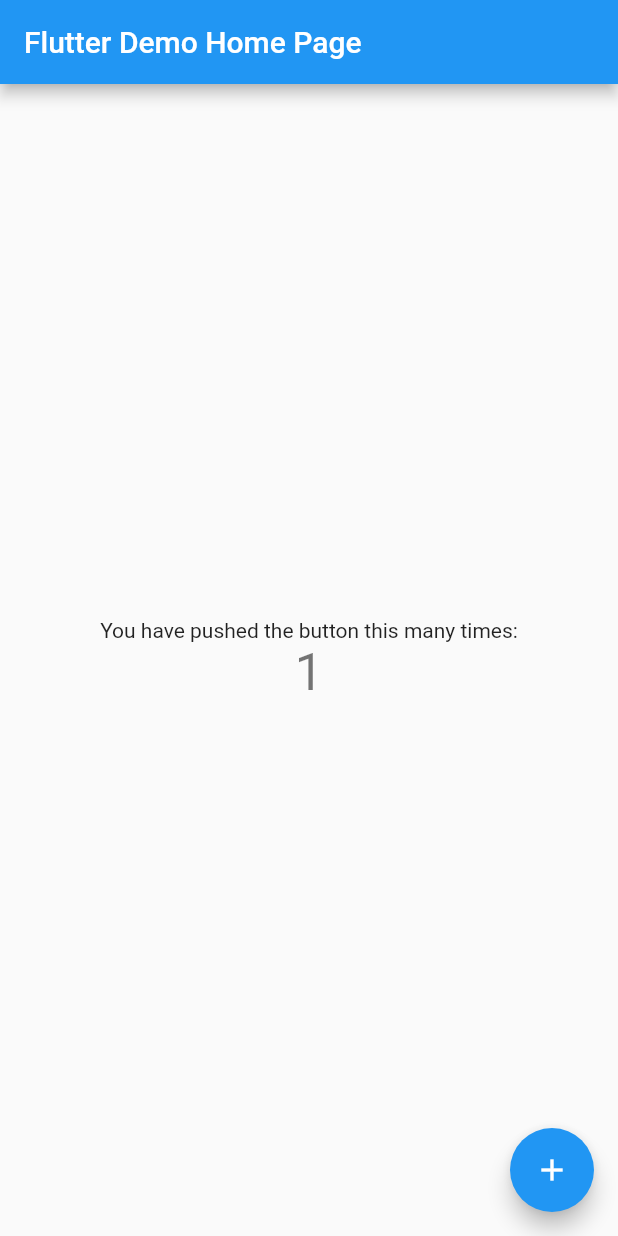
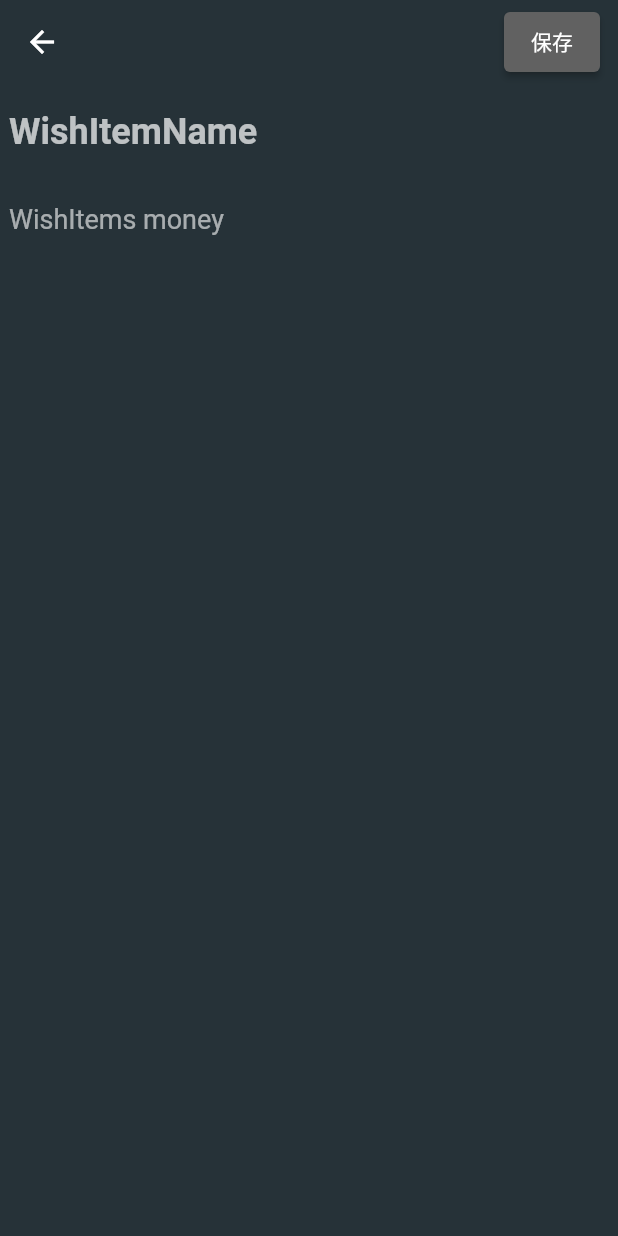
Before and after one commit to HotokeStance/wish-lists, a Flutter app: the screen it shows after launch, after a tap on the "add" icon, on a phone screen of 412 x 824 dp. Run offline on Flutter 3.47's test engine with Material 2 defaults, Android fonts, the phone set to English and light mode, and no system bars; our stand-ins replace sqflite; accounts and stored records are empty.

Commit message:
feat: 一旦完成

```diff
--- a/flutter_wish_lists/lib/main.dart
+++ b/flutter_wish_lists/lib/main.dart
@@ -1,4 +1,6 @@
 import 'package:flutter/material.dart';
+
+import 'src/wishList.dart';
 
 void main() {
   runApp(MyApp());
@@ -9,105 +11,17 @@ class MyApp extends StatelessWidget {
   @override
   Widget build(BuildContext context) {
     return MaterialApp(
-      title: 'Flutter Demo',
+      title: 'Wish List',
+      themeMode: ThemeMode.dark,
       theme: ThemeData(
-        // This is the theme of your application.
-        //
-        // Try running your application with "flutter run". You'll see the
-        // application has a blue toolbar. Then, without quitting the app, try
-        // changing the primarySwatch below to Colors.green and then invoke
-        // "hot reload" (press "r" in the console where you ran "flutter run",
-        // or simply save your changes to "hot reload" in a Flutter IDE).
-        // Notice that the counter didn't reset back to zero; the application
-        // is not restarted.
-        primarySwatch: Colors.blue,
+        primaryColor: Colors.black,
+        scaffoldBackgroundColor: Colors.blueGrey.shade900,
+        appBarTheme: AppBarTheme(
+          backgroundColor: Colors.transparent,
+          elevation: 0,
+        ),
       ),
-      home: MyHomePage(title: 'Flutter Demo Home Page'),
+      home: WishList(),
     );
   }
 }
-
-class MyHomePage extends StatefulWidget {
-  MyHomePage({Key key, this.title}) : super(key: key);
-
-  // This widget is the home page of your application. It is stateful, meaning
-  // that it has a State object (defined below) that contains fields that affect
-  // how it looks.
-
-  // This class is the configuration for the state. It holds the values (in this
-  // case the title) provided by the parent (in this case the App widget) and
-  // used by the build method of the State. Fields in a Widget subclass are
-  // always marked "final".
-
-  final String title;
-
-  @override
-  _MyHomePageState createState() => _MyHomePageState();
-}
-
-class _MyHomePageState extends State<MyHomePage> {
-  int _counter = 0;
-
-  void _incrementCounter() {
-    setState(() {
-      // This call to setState tells the Flutter framework that something has
-      // changed in this State, which causes it to rerun the build method below
-      // so that the display can reflect the updated values. If we changed
-      // _counter without calling setState(), then the build method would not be
-      // called again, and so nothing would appear to happen.
-      _counter++;
-    });
-  }
-
-  @override
-  Widget build(BuildContext context) {
-    // This method is rerun every time setState is called, for instance as done
-    // by the _incrementCounter method above.
-    //
-    // The Flutter framework has been optimized to make rerunning build methods
-    // fast, so that you can just rebuild anything that needs updating rather
-    // than having to individually change instances of widgets.
-    return Scaffold(
-      appBar: AppBar(
-        // Here we take the value from the MyHomePage object that was created by
-        // the App.build method, and use it to set our appbar title.
-        title: Text(widget.title),
-      ),
-      body: Center(
-        // Center is a layout widget. It takes a single child and positions it
-        // in the middle of the parent.
-        child: Column(
-          // Column is also a layout widget. It takes a list of children and
-          // arranges them vertically. By default, it sizes itself to fit its
-          // children horizontally, and tries to be as tall as its parent.
-          //
-          // Invoke "debug painting" (press "p" in the console, choose the
-          // "Toggle Debug Paint" action from the Flutter Inspector in Android
-          // Studio, or the "Toggle Debug Paint" command in Visual Studio Code)
-          // to see the wireframe for each widget.
-          //
-          // Column has various properties to control how it sizes itself and
-          // how it positions its children. Here we use mainAxisAlignment to
-          // center the children vertically; the main axis here is the vertical
-          // axis because Columns are vertical (the cross axis would be
-          // horizontal).
-          mainAxisAlignment: MainAxisAlignment.center,
-          children: <Widget>[
-            Text(
-              'You have pushed the button this many times:',
-            ),
-            Text(
-              '$_counter',
-              style: Theme.of(context).textTheme.headline4,
-            ),
-          ],
-        ),
-      ),
-      floatingActionButton: FloatingActionButton(
-        onPressed: _incrementCounter,
-        tooltip: 'Increment',
-        child: Icon(Icons.add),
-      ), // This trailing comma makes auto-formatting nicer for build methods.
-    );
-  }
-}
--- /dev/null
+++ b/flutter_wish_lists/lib/src/db/wish_item_database.dart
@@ -0,0 +1,98 @@
+import 'dart:io';
+import 'package:path/path.dart';
+import 'package:sqflite/sqflite.dart';
+import 'package:sqflite/sqlite_api.dart';
+import 'package:flutter_wish_lists/src/model/wish_item_model.dart';
+
+class WishItemsDatabase {
+  // privateなコンストラクタ
+  static final WishItemsDatabase instance = WishItemsDatabase._init();
+
+  static Database? _database;
+
+  WishItemsDatabase._init();
+
+  Future<Database> get database async {
+    if (_database != null)
+      return _database!;
+
+    // DBがなかったら作成する
+    _database = await initDB("WishItemsDB.db");
+    return _database!;
+  }
+
+  Future<Database> initDB(String filePath) async {
+    final dbPath = await getDatabasesPath();
+    final path = join(dbPath, filePath);
+    return await openDatabase(path, version: 1, onCreate: _createTable);
+  }
+
+  Future _createTable(Database db, int version) async {
+    final idType = 'INTEGER PRIMARY KEY AUTOINCREMENT';
+    final wishItemNameType = 'TEXT NOT NULL';
+    final moneyType = 'TEXT NOT NULL';
+
+    await db.execute('''
+      CREATE TABLE $tableWishItems (
+        ${WishItemFields.id} $idType,
+        ${WishItemFields.wishItemName} $wishItemNameType,
+        ${WishItemFields.money} $moneyType
+      )
+    ''');
+  }
+
+  // CRUD関数
+  Future<WishItem> createWishItem(WishItem wishItem) async {
+    final db = await instance.database;
+    final id = await db.insert(tableWishItems, wishItem.toJson());
+    return wishItem.copy(id: id);
+  }
+
+  Future<List<WishItem>> getAllWishItems() async {
+    final db = await instance.database;
+    final result = await db.query(tableWishItems);
+    return result.map((json) => WishItem.fromJson(json)).toList();
+  }
+
+  Future<WishItem> getWishItem(int id) async {
+    final db = await instance.database;
+    final maps = await db.query(
+      tableWishItems,
+      columns: WishItemFields.values,
+      where: '${WishItemFields.id} = ?',
+      whereArgs: [id],
+    );
+
+    if (maps.isNotEmpty) {
+      return WishItem.fromJson(maps.first);
+    } else {
+      throw Exception('ID $id not fount');
+    }
+  }
+
+  Future<int> updateWishItem(WishItem wishItem) async {
+    final db = await instance.database;
+
+    return db.update(
+      tableWishItems,
+      wishItem.toJson(),
+      where: '${WishItemFields.id} = ?',
+      whereArgs: [wishItem.id],
+    );
+  }
+
+  Future<int> deleteWishItem(int id) async {
+    final db = await instance.database;
+
+    return await db.delete(
+        tableWishItems,
+        where: '${WishItemFields.id} = ?',
+        whereArgs: [id]
+    );
+  }
+
+  Future close() async {
+    final db = await instance.database;
+    db.close();
+  }
+}
--- /dev/null
+++ b/flutter_wish_lists/lib/src/model/wish_item_model.dart
@@ -0,0 +1,45 @@
+import 'package:flutter/foundation.dart';
+
+final String tableWishItems = 'WishItemsTable';
+
+class WishItemFields {
+  static final List<String> values = [
+    id,
+    wishItemName,
+    money,
+  ];
+
+  static final String id = '_id';
+  static final String wishItemName = '_wishItemName';
+  static final String money = '_money';
+}
+
+class WishItem {
+  final int? id;
+  final String wishItemName;
+  final String money;
+
+  const WishItem({
+    this.id,
+    required this.wishItemName,
+    required this.money,
+  });
+
+  WishItem copy({
+    int? id,
+    String? wishItemName,
+    String? money,
+  }) => WishItem(id: id ?? this.id, wishItemName: wishItemName ?? this.wishItemName, money: money ?? this.money);
+
+  static WishItem fromJson(Map<String, Object?> json) => WishItem(
+      id: json[WishItemFields.id] as int?,
+      wishItemName: json[WishItemFields.wishItemName] as String,
+      money: json[WishItemFields.money] as String,
+  );
+
+  Map<String, Object?> toJson() => {
+    WishItemFields.id: id,
+    WishItemFields.wishItemName: wishItemName,
+    WishItemFields.money: money,
+  };
+}
--- /dev/null
+++ b/flutter_wish_lists/lib/src/page/input_item_edit_page.dart
@@ -0,0 +1,98 @@
+import 'package:flutter/material.dart';
+import 'package:flutter_wish_lists/src/db/wish_item_database.dart';
+import 'package:flutter_wish_lists/src/model/wish_item_model.dart';
+import 'package:flutter_wish_lists/src/widget/wish_item_form_widget.dart';
+
+// 追加、削除ページ
+class InputItemEditPage extends StatefulWidget {
+  final WishItem? wishItem;
+
+  const InputItemEditPage({
+    Key? key,
+    this.wishItem,
+  }) : super(key: key);
+
+  @override
+  _InputItemState createState() => _InputItemState();
+}
+
+class _InputItemState extends State<InputItemEditPage> {
+  final _formKey = GlobalKey<FormState>();
+  late String wishItemName;
+  late String money;
+
+  @override
+  void initState() {
+    super.initState();
+
+    wishItemName = widget.wishItem?.wishItemName ?? '';
+    money = widget.wishItem?.money ?? '';
+  }
+
+  @override
+  Widget build(BuildContext context) => Scaffold(
+      appBar: AppBar(
+        actions: [buildButton()],
+      ),
+      body: Form(
+        key: _formKey,
+        child: WishItemFormWidget(
+          wishItemName: wishItemName,
+          money: money,
+          onChangedWishItemName: (wishItemName) => setState(() => this.wishItemName = wishItemName),
+          onChangedMoney: (money) => setState(() => this.money = money),
+        ),
+      )
+  );
+
+  Widget buildButton() {
+    final isFormValid = wishItemName.isNotEmpty && money.isNotEmpty;
+
+    return Padding(
+      padding: EdgeInsets.symmetric(vertical: 8, horizontal: 12),
+      child: ElevatedButton(
+        style: ElevatedButton.styleFrom(
+          onPrimary: Colors.white,
+          primary: isFormValid ? null : Colors.grey.shade700,
+        ),
+        onPressed: addOrUpdateWishItem,
+        child: Text('保存'),
+      ),
+    );
+  }
+
+  void addOrUpdateWishItem() async {
+    final isValid = _formKey.currentState!.validate();
+    debugPrint('isValid is ${isValid}');
+
+    if (isValid) {
+      final isUpdating = widget.wishItem != null;
+
+      if (isUpdating) {
+        debugPrint('更新です');
+        await updateWishItem();
+      } else {
+        debugPrint('追加です');
+        await addWishItem();
+      }
+
+      Navigator.of(context).pop();
+    }
+  }
+
+  Future updateWishItem() async {
+    final wishItem = widget.wishItem!.copy(
+      wishItemName: wishItemName,
+      money: money,
+    );
+    await WishItemsDatabase.instance.updateWishItem(wishItem);
+  }
+
+  Future addWishItem() async {
+    final wishItem = WishItem(
+      wishItemName: wishItemName,
+      money: money,
+    );
+    await WishItemsDatabase.instance.createWishItem(wishItem);
+  }
+}
--- /dev/null
+++ b/flutter_wish_lists/lib/src/widget/wish_item_form_widget.dart
@@ -0,0 +1,66 @@
+import 'package:flutter/material.dart';
+
+class WishItemFormWidget extends StatelessWidget {
+  final String? wishItemName;
+  final String? money;
+  final ValueChanged<String> onChangedWishItemName;
+  final ValueChanged<String> onChangedMoney;
+
+  const WishItemFormWidget({
+    Key? key,
+    this.wishItemName = '',
+    this.money = '',
+    required this.onChangedWishItemName,
+    required this.onChangedMoney,
+  }): super(key: key);
+
+  @override
+  Widget build(BuildContext context) => SingleChildScrollView(
+    child: Padding(
+      padding: EdgeInsets.all(6),
+      child: Column(
+        mainAxisSize: MainAxisSize.min,
+        children: [
+          buildWishItemName(),
+          SizedBox(height: 8),
+          buildMoney(),
+          SizedBox(height: 16),
+        ],
+      ),
+    ),
+  );
+
+  Widget buildWishItemName() => TextFormField(
+    maxLines: 1,
+    initialValue: wishItemName,
+    style: TextStyle(
+      color: Colors.white70,
+      fontWeight: FontWeight.bold,
+      fontSize: 24,
+    ),
+    decoration: InputDecoration(
+      border: InputBorder.none,
+      hintText: 'WishItemName',
+      hintStyle: TextStyle(color: Colors.white70),
+    ),
+    validator: (wishItemName) =>
+      wishItemName != null && wishItemName.isEmpty ? '欲しいものを入力してください' : null,
+    // autovalidateMode: AutovalidateMode.onUserInteraction,
+    onChanged: onChangedWishItemName,
+  );
+
+  Widget buildMoney() => TextFormField(
+    maxLines: 1,
+    initialValue: money,
+    style: TextStyle(color: Colors.white60, fontSize: 18),
+    decoration: InputDecoration(
+      border: InputBorder.none,
+      hintText: 'WishItems money',
+      hintStyle: TextStyle(color: Colors.white60),
+    ),
+    validator: (money) =>
+      money != null && money.isEmpty ? '金額を入力してください' : null,
+    // autovalidateMode: AutovalidateMode.onUserInteraction,
+    onChanged: onChangedMoney,
+  );
+}
--- /dev/null
+++ b/flutter_wish_lists/lib/src/wishList.dart
@@ -0,0 +1,88 @@
+import 'package:flutter/material.dart';
+import 'package:flutter_staggered_grid_view/flutter_staggered_grid_view.dart';
+import 'package:flutter_wish_lists/src/db/wish_item_database.dart';
+import 'package:flutter_wish_lists/src/page/input_item_detail_page.dart';
+import 'package:flutter_wish_lists/src/page/input_item_edit_page.dart';
+import 'package:flutter_wish_lists/src/model/wish_item_model.dart';
+import 'package:flutter_wish_lists/src/widget/wish_card_widget.dart';
+
+class WishList extends StatefulWidget {
+  @override
+  _WishListState createState() => _WishListState();
+}
+
+class _WishListState extends State<WishList> {
+  late List<WishItem> wishItemsList;
+  bool isLoading = false;
+
+  @override
+  void initState() {
+    super.initState();
+
+    refreshWishItems();
+  }
+
+  @override
+  Future refreshWishItems() async {
+    setState(() {
+      isLoading = true;
+    });
+
+    debugPrint('wishListが走るよ');
+
+    this.wishItemsList = await WishItemsDatabase.instance.getAllWishItems();
+
+    setState(() {
+      isLoading = false;
+    });
+  }
+
+  @override
+  Widget build(BuildContext context) => Scaffold(
+    appBar: AppBar(
+      title: Text(
+        'Wish List',
+      ),
+    ),
+    body: Center(
+      child: isLoading
+        ? CircularProgressIndicator()
+        : wishItemsList == null || wishItemsList.isEmpty
+          ? Text(
+        'No Wish Item',
+      ): buildWishItems(),
+    ),
+    floatingActionButton: FloatingActionButton(
+      tooltip: 'Increment',
+      child: Icon(Icons.add),
+      onPressed: () => {
+        Navigator.push(
+            context,
+            MaterialPageRoute(builder: (context)=>InputItemEditPage(),)
+        )
+      },
+    ),
+  );
+
+  Widget buildWishItems() => StaggeredGridView.countBuilder(
+    padding: EdgeInsets.all(8),
+    itemCount: wishItemsList.length,
+    staggeredTileBuilder: (index) => StaggeredTile.fit(2),
+    crossAxisCount: 4,
+    mainAxisSpacing: 4,
+    crossAxisSpacing: 4,
+    itemBuilder: (context, index) {
+      final wishItem = wishItemsList[index];
+
+      return GestureDetector(
+        onTap: () async {
+          await Navigator.of(context).push(MaterialPageRoute(
+            builder: (context) => InputItemDetailPage(wishItemId: wishItem.id!),
+          ));
+          refreshWishItems();
+        },
+        child: WishCardWidget(wishItem: wishItem, index: index),
+      );
+    },
+  );
+}
```
Also changed, not shown: flutter_wish_lists/lib/src/page/input_item_detail_page.dart (added, +88 -0 lines), flutter_wish_lists/lib/src/widget/wish_card_widget.dart (added, +69 -0 lines), flutter_wish_lists/pubspec.yaml (+7 -3 lines), flutter_wish_lists/pubspec.lock, 4 other files.
